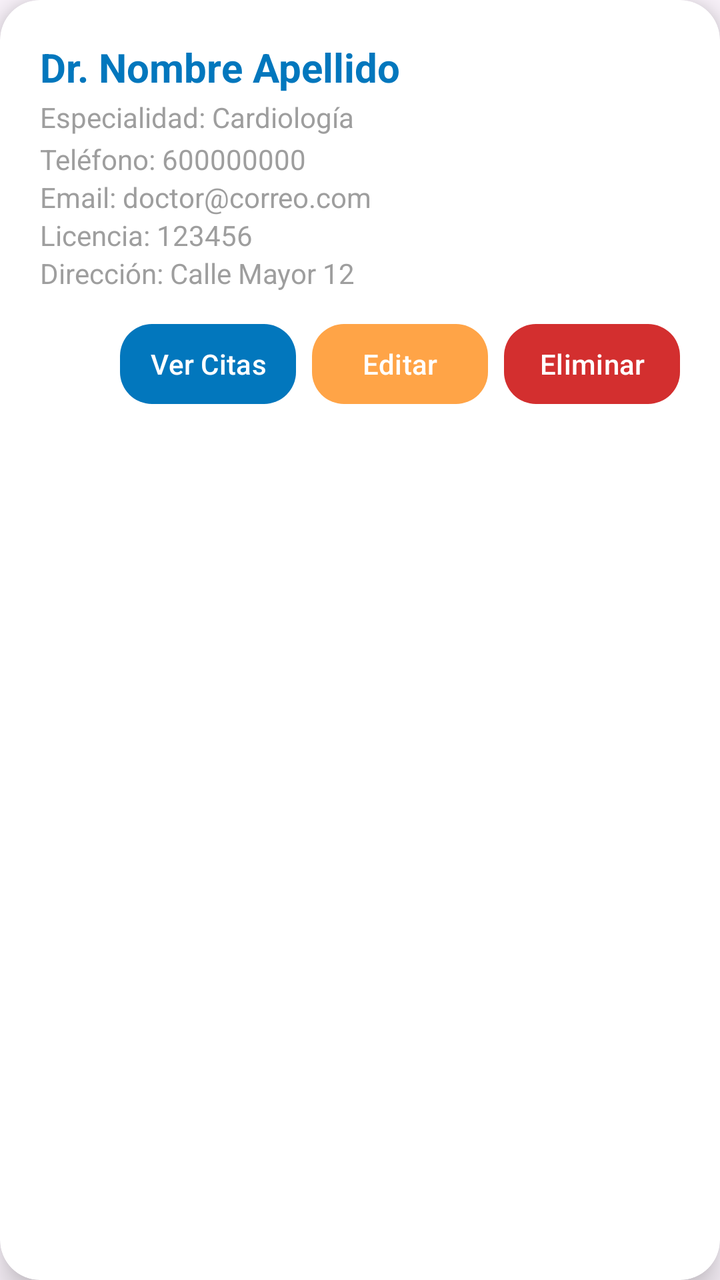
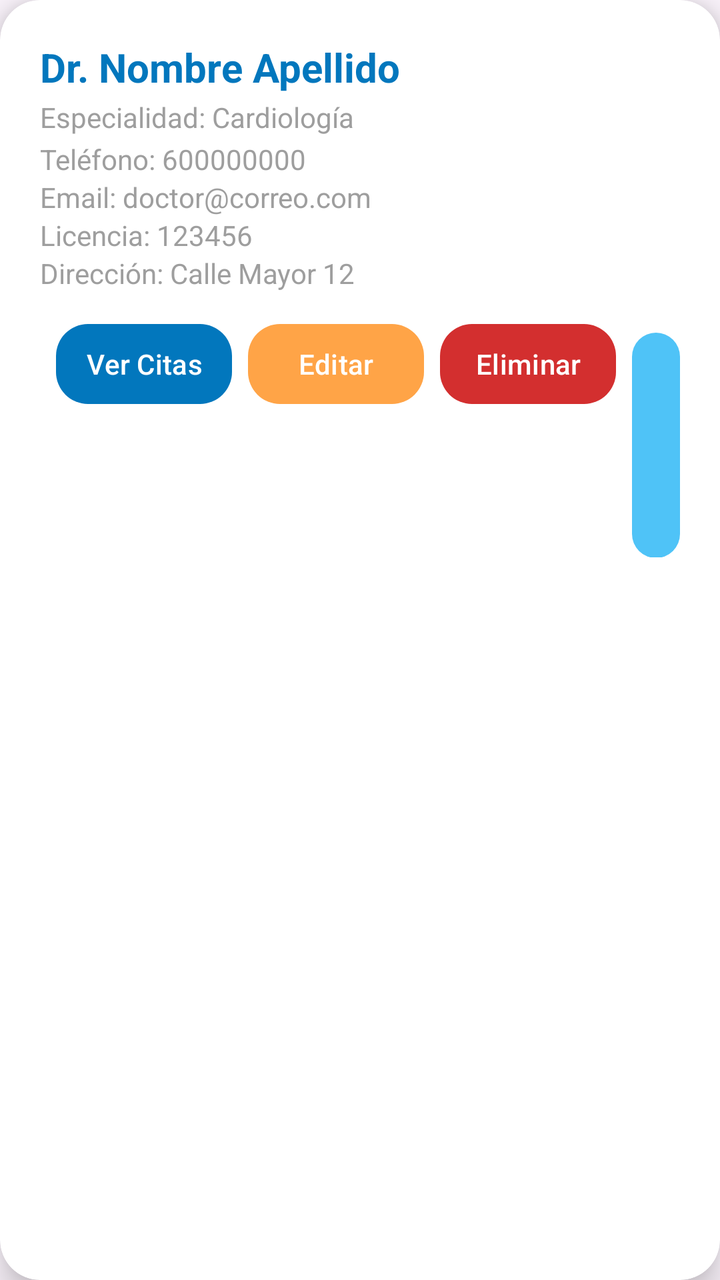

Screens rendered from an Android XML layout before and after an edit, with the pre-edit source and the edit as a unified diff.
<!-- AndroidManifest.xml: application theme Theme.AppMedicosCarlos -->
<!-- res/layout/item_doctor.xml -->
<?xml version="1.0" encoding="utf-8"?>
<com.google.android.material.card.MaterialCardView
    xmlns:android="http://schemas.android.com/apk/res/android"
    xmlns:app="http://schemas.android.com/apk/res-auto"
    android:layout_width="match_parent"
    android:layout_height="wrap_content"
    android:layout_marginBottom="16dp"
    app:cardCornerRadius="20dp"
    app:cardElevation="10dp"
    app:strokeWidth="0dp"
    app:cardBackgroundColor="@color/card_background"
    android:foreground="?attr/selectableItemBackground">

    <LinearLayout
        android:padding="20dp"
        android:layout_width="match_parent"
        android:layout_height="wrap_content"
        android:orientation="vertical">

        
        <TextView
            android:id="@+id/txtNombreDoctor"
            android:layout_width="wrap_content"
            android:layout_height="wrap_content"
            android:text="Dr. Nombre Apellido"
            android:textSize="20sp"
            android:textStyle="bold"
            android:textColor="@color/primary_800"
            android:maxLines="1"
            android:ellipsize="end" />

        
        <TextView
            android:id="@+id/txtEspecialidad"
            android:layout_width="wrap_content"
            android:layout_height="wrap_content"
            android:text="Especialidad: Cardiología"
            android:textSize="14sp"
            android:textColor="@color/gray_700"
            android:layout_marginTop="2dp" />

        
        <TextView
            android:id="@+id/txtTelefono"
            android:layout_width="wrap_content"
            android:layout_height="wrap_content"
            android:text="Teléfono: 600000000"
            android:textSize="14sp"
            android:textColor="@color/gray_700"
            android:layout_marginTop="2dp" />

        
        <TextView
            android:id="@+id/txtEmail"
            android:layout_width="wrap_content"
            android:layout_height="wrap_content"
            android:text="Email: doctor@correo.com"
            android:textSize="14sp"
            android:textColor="@color/gray_700" />

        
        <TextView
            android:id="@+id/txtLicense"
            android:layout_width="wrap_content"
            android:layout_height="wrap_content"
            android:text="Licencia: 123456"
            android:textSize="14sp"
            android:textColor="@color/gray_700" />

        
        <TextView
            android:id="@+id/txtDireccion"
            android:layout_width="wrap_content"
            android:layout_height="wrap_content"
            android:text="Dirección: Calle Mayor 12"
            android:textSize="14sp"
            android:textColor="@color/gray_700" />

        
        <LinearLayout
            android:layout_width="match_parent"
            android:layout_height="wrap_content"
            android:orientation="horizontal"
            android:gravity="end"
            android:layout_marginTop="12dp">

            
            <com.google.android.material.button.MaterialButton
                android:id="@+id/btnVerCitas"
                android:layout_width="wrap_content"
                android:layout_height="wrap_content"
                android:text="Ver Citas"
                android:textAllCaps="false"
                android:textColor="@android:color/white"
                app:backgroundTint="@color/primary_800"
                app:cornerRadius="16dp"
                android:paddingHorizontal="12dp"
                android:layout_marginStart="8dp"/>

            
            <com.google.android.material.button.MaterialButton
                android:id="@+id/btnEditar"
                android:layout_width="wrap_content"
                android:layout_height="wrap_content"
                android:text="Editar"
                android:textAllCaps="false"
                android:textColor="@android:color/white"
                app:backgroundTint="@color/card_orange"
                app:cornerRadius="16dp"
                android:paddingHorizontal="12dp"
                android:layout_marginStart="8dp"/>

            
            <com.google.android.material.button.MaterialButton
                android:id="@+id/btnEliminar"
                android:layout_width="wrap_content"
                android:layout_height="wrap_content"
                android:text="Eliminar"
                android:textAllCaps="false"
                android:textColor="@android:color/white"
                app:backgroundTint="@color/error_red"
                app:cornerRadius="16dp"
                android:paddingHorizontal="12dp"
                android:layout_marginStart="8dp"/>

        </LinearLayout>

    </LinearLayout>

</com.google.android.material.card.MaterialCardView>
<!-- resources referenced by this layout -->
<resources>
  <color name="card_background">#FFFFFF</color>
  <color name="card_orange">#FFA447</color>
  <color name="error_red">#D32F2F</color>
  <color name="gray_700">#9E9E9E</color>
  <color name="primary_800">#0277BD</color>
  <style name="Theme.AppMedicosCarlos" parent="Base.Theme.AppMedicosCarlos" />
  <style name="Base.Theme.AppMedicosCarlos" parent="Theme.Material3.DayNight.NoActionBar">
          
          
      </style>
</resources>

<!-- the commit's change to res/layout/item_doctor.xml (unified diff, before → after) -->
@@ -17,7 +17,6 @@
         android:layout_height="wrap_content"
         android:orientation="vertical">
 
-        
         <TextView
             android:id="@+id/txtNombreDoctor"
             android:layout_width="wrap_content"
@@ -29,7 +28,6 @@
             android:maxLines="1"
             android:ellipsize="end" />
 
-        
         <TextView
             android:id="@+id/txtEspecialidad"
             android:layout_width="wrap_content"
@@ -39,7 +37,6 @@
             android:textColor="@color/gray_700"
             android:layout_marginTop="2dp" />
 
-        
         <TextView
             android:id="@+id/txtTelefono"
             android:layout_width="wrap_content"
@@ -49,7 +46,6 @@
             android:textColor="@color/gray_700"
             android:layout_marginTop="2dp" />
 
-        
         <TextView
             android:id="@+id/txtEmail"
             android:layout_width="wrap_content"
@@ -58,7 +54,6 @@
             android:textSize="14sp"
             android:textColor="@color/gray_700" />
 
-        
         <TextView
             android:id="@+id/txtLicense"
             android:layout_width="wrap_content"
@@ -67,7 +62,6 @@
             android:textSize="14sp"
             android:textColor="@color/gray_700" />
 
-        
         <TextView
             android:id="@+id/txtDireccion"
             android:layout_width="wrap_content"
@@ -76,7 +70,6 @@
             android:textSize="14sp"
             android:textColor="@color/gray_700" />
 
-        
         <LinearLayout
             android:layout_width="match_parent"
             android:layout_height="wrap_content"
@@ -84,7 +77,6 @@
             android:gravity="end"
             android:layout_marginTop="12dp">
 
-            
             <com.google.android.material.button.MaterialButton
                 android:id="@+id/btnVerCitas"
                 android:layout_width="wrap_content"
@@ -97,7 +89,6 @@
                 android:paddingHorizontal="12dp"
                 android:layout_marginStart="8dp"/>
 
-            
             <com.google.android.material.button.MaterialButton
                 android:id="@+id/btnEditar"
                 android:layout_width="wrap_content"
@@ -110,7 +101,6 @@
                 android:paddingHorizontal="12dp"
                 android:layout_marginStart="8dp"/>
 
-            
             <com.google.android.material.button.MaterialButton
                 android:id="@+id/btnEliminar"
                 android:layout_width="wrap_content"
@@ -123,6 +113,17 @@
                 android:paddingHorizontal="12dp"
                 android:layout_marginStart="8dp"/>
 
+            <com.google.android.material.button.MaterialButton
+                android:id="@+id/btnAgenda"
+                android:layout_width="wrap_content"
+                android:layout_height="wrap_content"
+                android:text="Agenda"
+                android:textAllCaps="false"
+                android:textColor="@android:color/white"
+                app:backgroundTint="@color/primary_500"
+                app:cornerRadius="16dp"
+                android:paddingHorizontal="12dp"
+                android:layout_marginStart="8dp"/>
         </LinearLayout>
 
     </LinearLayout>
<!-- resource entries referenced after the edit -->
@@ -4,6 +4,7 @@
   <color name="card_orange">#FFA447</color>
   <color name="error_red">#D32F2F</color>
   <color name="gray_700">#9E9E9E</color>
+  <color name="primary_500">#4FC3F7</color>
   <color name="primary_800">#0277BD</color>
   <style name="Theme.AppMedicosCarlos" parent="Base.Theme.AppMedicosCarlos" />
   <style name="Base.Theme.AppMedicosCarlos" parent="Theme.Material3.DayNight.NoActionBar">
